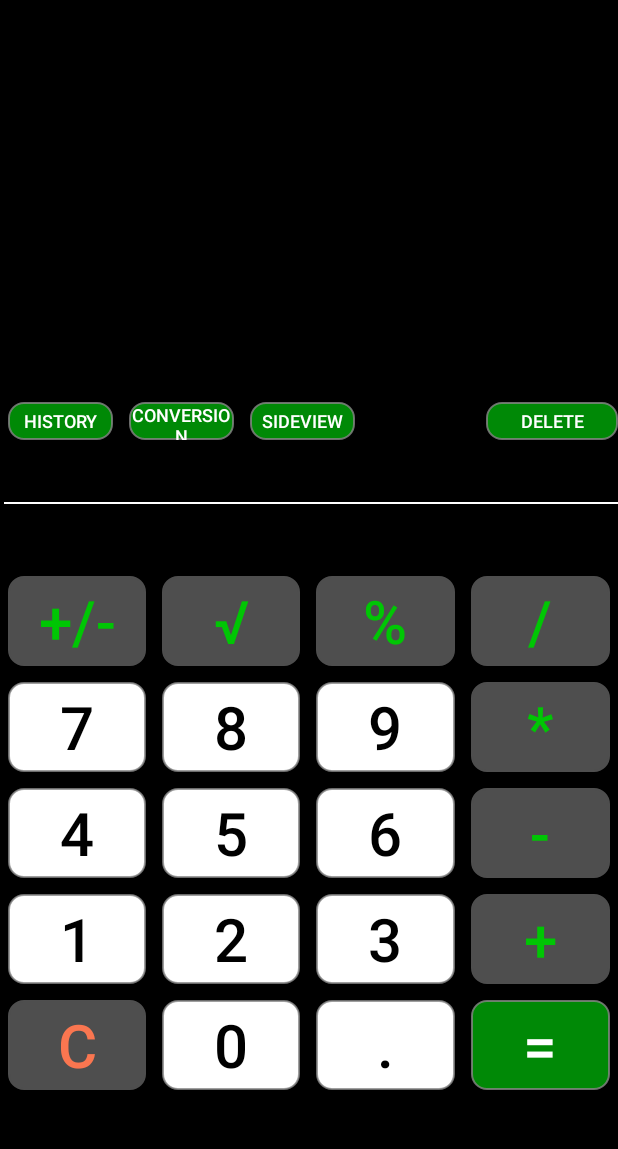
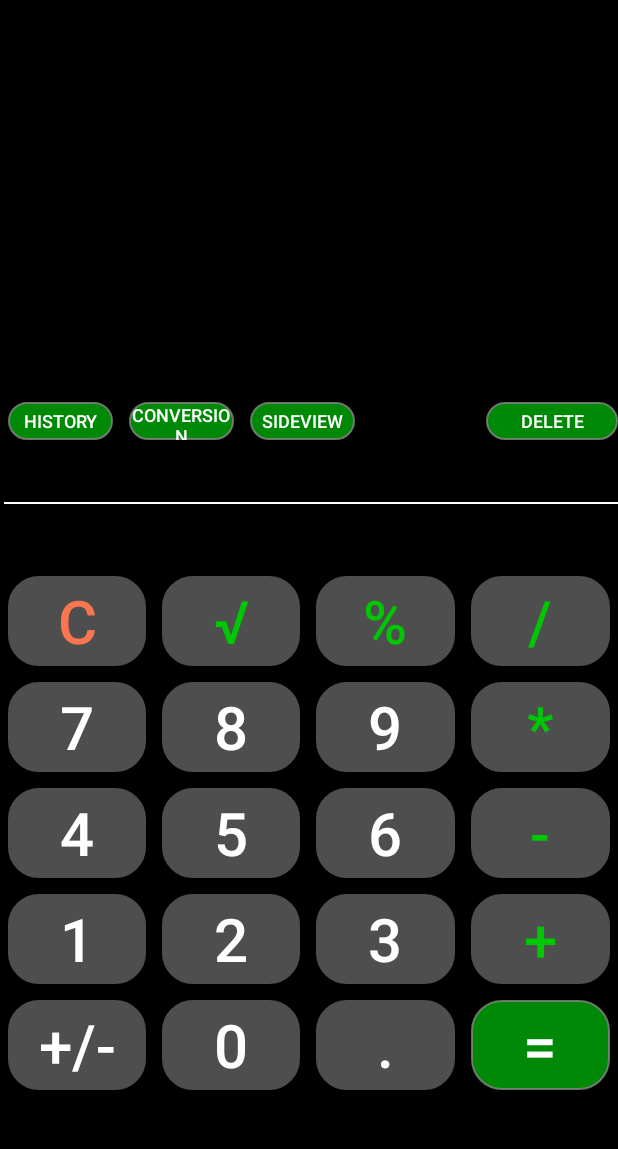
Before and after one commit to Sgrygorczuk/Android_Calculator, an Android app: the screen it shows after launch (MainActivity), on a phone screen of 412 x 824 dp, the part 84-1233 px from its top. Run offline under Robolectric (Android 15) with nearby library versions, the phone set to English and light mode, and no system bars.

Commit message:
Updated Buttons

```diff
--- a/app/src/main/java/com/example/calculator/MainActivity.kt
+++ b/app/src/main/java/com/example/calculator/MainActivity.kt
@@ -85,6 +85,22 @@ class MainActivity : AppCompatActivity() {
             calculatorView.setTextColor(Color.parseColor("#FFFFFF"))
             calculatorView.text = logicUnit.modSetUp("$choice")
             resultsView.text = logicUnit.performOperation()
+        }
+
+        fun equalAnimation() {
+            resultsView.animate()
+                .translationY(-200F)
+                .scaleY(2F)
+                .scaleX(2F)
+                .duration = 200
+        }
+
+        fun equalBackAnimation(){
+            resultsView.animate()
+                .translationY(0F)
+                .scaleY(1F)
+                .scaleX(1F)
+                .duration = 0
         }
 
         /*
--- a/app/src/main/res/drawable/gray_pressed_button.xml
+++ b/app/src/main/res/drawable/gray_pressed_button.xml
@@ -8,10 +8,10 @@
             <solid android:color="#BBBBBB" />
 
             <corners
-                android:bottomLeftRadius="10dp"
-                android:bottomRightRadius="10dp"
-                android:topLeftRadius="10dp"
-                android:topRightRadius="10dp" />
+                android:bottomLeftRadius="20dp"
+                android:bottomRightRadius="20dp"
+                android:topLeftRadius="20dp"
+                android:topRightRadius="20dp" />
 
         </shape>
     </item>
--- a/app/src/main/res/drawable/gray_unpressed_button.xml
+++ b/app/src/main/res/drawable/gray_unpressed_button.xml
@@ -11,9 +11,9 @@
     <solid android:color="#4E4E4E" />
 
     <corners
-        android:bottomLeftRadius="10dp"
-        android:bottomRightRadius="10dp"
-        android:topLeftRadius="10dp"
-        android:topRightRadius="10dp" />
+        android:bottomLeftRadius="20dp"
+        android:bottomRightRadius="20dp"
+        android:topLeftRadius="20dp"
+        android:topRightRadius="20dp" />
 
 </shape>
--- a/app/src/main/res/drawable/green_pressed_button.xml
+++ b/app/src/main/res/drawable/green_pressed_button.xml
@@ -8,10 +8,10 @@
             <solid android:color="#4ADA51" />
 
             <corners
-                android:bottomLeftRadius="10dp"
-                android:bottomRightRadius="10dp"
-                android:topLeftRadius="10dp"
-                android:topRightRadius="10dp" />
+                android:bottomLeftRadius="20dp"
+                android:bottomRightRadius="20dp"
+                android:topLeftRadius="20dp"
+                android:topRightRadius="20dp" />
 
         </shape>
     </item>
--- a/app/src/main/res/drawable/green_unpressed_button.xml
+++ b/app/src/main/res/drawable/green_unpressed_button.xml
@@ -12,9 +12,9 @@
     <solid android:color="#008906" />
 
     <corners
-        android:bottomLeftRadius="10dp"
-        android:bottomRightRadius="10dp"
-        android:topLeftRadius="10dp"
-        android:topRightRadius="10dp" />
+        android:bottomLeftRadius="20dp"
+        android:bottomRightRadius="20dp"
+        android:topLeftRadius="20dp"
+        android:topRightRadius="20dp" />
 
 </shape>
--- a/app/src/main/res/layout/activity_main.xml
+++ b/app/src/main/res/layout/activity_main.xml
@@ -28,7 +28,7 @@
             app:layout_constraintTop_toBottomOf="@+id/calculatorView">
 
             <Button
-                android:id="@+id/negButton"
+                android:id="@+id/clearButton"
                 android:layout_width="wrap_content"
                 android:layout_height="60dp"
                 android:layout_marginLeft="5dp"
@@ -37,8 +37,8 @@
                 android:layout_marginBottom="5dp"
                 android:layout_weight="1"
                 android:background="@drawable/gray_selector"
-                android:text="@string/plusMinus"
-                android:textColor="#00C604"
+                android:text="@string/c"
+                android:textColor="#FA7650"
                 android:textSize="40sp" />
 
             <Button
@@ -98,9 +98,9 @@
                 android:layout_marginRight="5dp"
                 android:layout_marginBottom="5dp"
                 android:layout_weight="1"
-                android:background="@drawable/white_selector"
+                android:background="@drawable/gray_selector"
                 android:text="@string/_7"
-                android:textColor="@android:color/black"
+                android:textColor="@android:color/white"
                 android:textSize="40sp" />
 
             <Button
@@ -112,9 +112,9 @@
                 android:layout_marginRight="5dp"
                 android:layout_marginBottom="5dp"
                 android:layout_weight="1"
-                android:background="@drawable/white_selector"
+                android:background="@drawable/gray_selector"
                 android:text="@string/_8"
-                android:textColor="@android:color/black"
+                android:textColor="@android:color/white"
                 android:textSize="40sp" />
 
             <Button
@@ -126,9 +126,9 @@
                 android:layout_marginRight="5dp"
                 android:layout_marginBottom="5dp"
                 android:layout_weight="1"
-                android:background="@drawable/white_selector"
+                android:background="@drawable/gray_selector"
                 android:text="@string/_9"
-                android:textColor="@android:color/black"
+                android:textColor="@android:color/white"
                 android:textSize="40sp" />
 
             <Button
@@ -161,9 +161,9 @@
                 android:layout_marginRight="5dp"
                 android:layout_marginBottom="5dp"
                 android:layout_weight="1"
-                android:background="@drawable/white_selector"
+                android:background="@drawable/gray_selector"
                 android:text="@string/_4"
-                android:textColor="@android:color/black"
+                android:textColor="@android:color/white"
                 android:textSize="40sp" />
 
             <Button
@@ -175,9 +175,9 @@
                 android:layout_marginRight="5dp"
                 android:layout_marginBottom="5dp"
                 android:layout_weight="1"
-                android:background="@drawable/white_selector"
+                android:background="@drawable/gray_selector"
                 android:text="@string/_5"
-                android:textColor="@android:color/black"
+                android:textColor="@android:color/white"
                 android:textSize="40sp" />
 
             <Button
@@ -189,9 +189,9 @@
                 android:layout_marginRight="5dp"
                 android:layout_marginBottom="5dp"
                 android:layout_weight="1"
-                android:background="@drawable/white_selector"
+                android:background="@drawable/gray_selector"
                 android:text="@string/_6"
-                android:textColor="@android:color/black"
+                android:textColor="@android:color/white"
                 android:textSize="40sp" />
 
             <Button
@@ -225,9 +225,9 @@
                 android:layout_marginRight="5dp"
                 android:layout_marginBottom="5dp"
                 android:layout_weight="1"
-                android:background="@drawable/white_selector"
+                android:background="@drawable/gray_selector"
                 android:text="@string/_1"
-                android:textColor="@android:color/black"
+                android:textColor="@android:color/white"
                 android:textSize="40sp" />
 
             <Button
@@ -239,9 +239,9 @@
                 android:layout_marginRight="5dp"
                 android:layout_marginBottom="5dp"
                 android:layout_weight="1"
-                android:background="@drawable/white_selector"
+                android:background="@drawable/gray_selector"
                 android:text="@string/_2"
-                android:textColor="@android:color/black"
+                android:textColor="@android:color/white"
                 android:textSize="40sp" />
 
             <Button
@@ -253,9 +253,9 @@
                 android:layout_marginRight="5dp"
                 android:layout_marginBottom="5dp"
                 android:layout_weight="1"
-                android:background="@drawable/white_selector"
+                android:background="@drawable/gray_selector"
                 android:text="@string/_3"
-                android:textColor="@android:color/black"
+                android:textColor="@android:color/white"
                 android:textSize="40sp" />
 
             <Button
@@ -280,7 +280,7 @@
             android:orientation="horizontal">
 
             <Button
-                android:id="@+id/clearButton"
+                android:id="@+id/negButton"
                 android:layout_width="wrap_content"
                 android:layout_height="60dp"
                 android:layout_marginLeft="5dp"
@@ -289,8 +289,8 @@
                 android:layout_marginBottom="5dp"
                 android:layout_weight="1"
                 android:background="@drawable/gray_selector"
-                android:text="@string/c"
-                android:textColor="#FA7650"
+                android:text="@string/plusMinus"
+                android:textColor="#FFFF"
                 android:textSize="40sp" />
 
             <Button
@@ -302,9 +302,9 @@
                 android:layout_marginRight="5dp"
                 android:layout_marginBottom="5dp"
                 android:layout_weight="1"
-                android:background="@drawable/white_selector"
+                android:background="@drawable/gray_selector"
                 android:text="@string/_0"
-                android:textColor="@android:color/black"
+                android:textColor="@android:color/white"
                 android:textSize="40sp" />
 
             <Button
@@ -316,9 +316,9 @@
                 android:layout_marginRight="5dp"
                 android:layout_marginBottom="5dp"
                 android:layout_weight="1"
-                android:background="@drawable/white_selector"
+                android:background="@drawable/gray_selector"
                 android:text="@string/decimal"
-                android:textColor="@android:color/black"
+                android:textColor="@android:color/white"
                 android:textSize="40sp" />
 
             <Button
```
